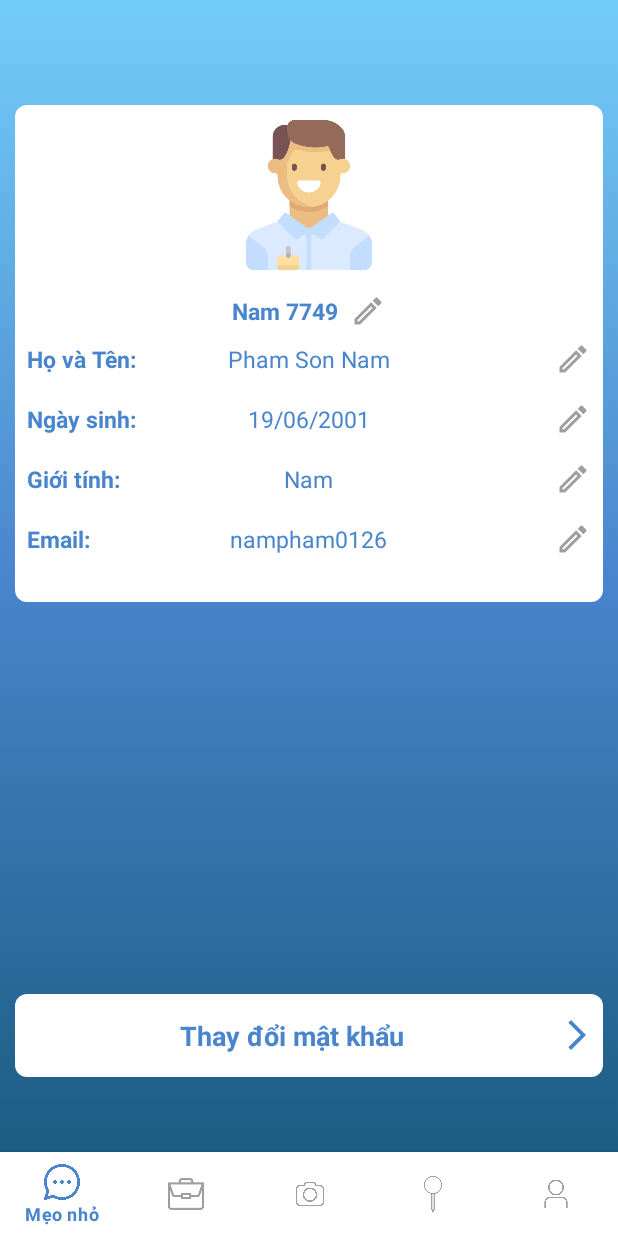
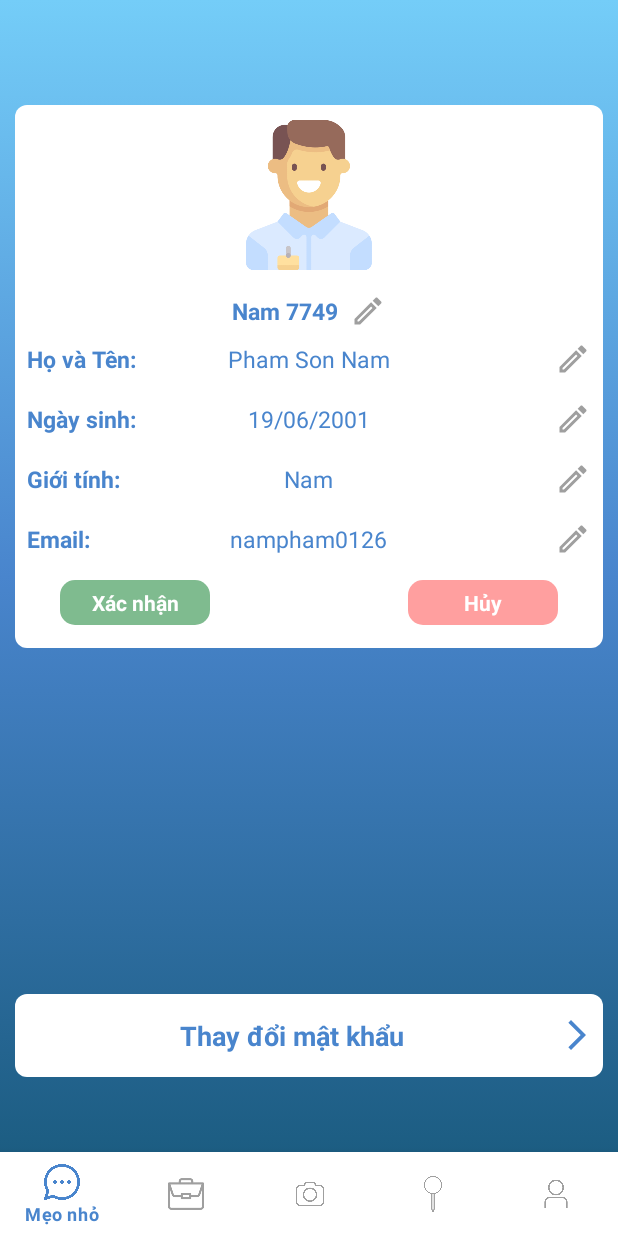
Before and after one commit to NamPham1906/FamilyBonding, an Android app: the fragment SettingAccountInfoFragment placed in its activity, on a phone screen of 412 x 824 dp. Run offline under Robolectric (Android 15) with nearby library versions, the phone set to English and light mode, and no system bars.

Commit message:
Small update
Set default fragment
Add 2 button in Setting _ Account Info

```diff
--- a/app/src/main/java/com/example/usmile/user/UserMainActivity.java
+++ b/app/src/main/java/com/example/usmile/user/UserMainActivity.java
@@ -30,6 +30,9 @@ public class UserMainActivity extends AppCompatActivity {
         super.onCreate(savedInstanceState);
         setContentView(R.layout.activity_user_main);
         fragmentManager = getSupportFragmentManager();
+
+        fragmentManager.beginTransaction().replace(R.id.mainFragmentHolder, new TipsFragment()).commit();
+
         BottomNavigationView navigationView = findViewById(R.id.bottom_nav);
         navigationView.setOnItemSelectedListener(item -> {
 
--- a/app/src/main/java/com/example/usmile/user/fragment/SettingAccountInfoFragment.java
+++ b/app/src/main/java/com/example/usmile/user/fragment/SettingAccountInfoFragment.java
@@ -10,19 +10,26 @@ import android.view.LayoutInflater;
 import android.view.View;
 import android.view.ViewGroup;
 import android.widget.TextView;
+import android.widget.Toast;
 
 import com.example.usmile.R;
+
+import org.w3c.dom.Text;
 
 
 public class SettingAccountInfoFragment extends Fragment implements View.OnClickListener {
 
     TextView changePasswordTextView;
+    TextView confirmButton;
+    TextView cancelButton;
 
     @Override
     public void onViewCreated(@NonNull View view, @Nullable Bundle savedInstanceState) {
         super.onViewCreated(view, savedInstanceState);
 
         changePasswordTextView = (TextView) view.findViewById(R.id.changePasswordTextView);
+        confirmButton = (TextView) view.findViewById(R.id.confirmButton);
+        cancelButton = (TextView) view.findViewById(R.id.cancelButton);
 
         changePasswordTextView.setOnClickListener(this);
     }
@@ -44,10 +51,19 @@ public class SettingAccountInfoFragment extends Fragment implements View.OnClick
             case R.id.changePasswordTextView:
                 nextFragment = new SettingChangePasswordFragment();
                 break;
+            case R.id.cancelButton:
+                showToast("Cancel");
+                break;
+            case R.id.confirmButton:
+                showToast("Confirm");
+                break;
         }
 
-        if (nextFragment != null)
-            openNewFragment(nextFragment);
+        if (id == R.id.changePasswordTextView) {
+            if (nextFragment != null)
+                openNewFragment(nextFragment);
+        }
+
     }
 
     private void openNewFragment(Fragment nextFragment) {
@@ -56,4 +72,8 @@ public class SettingAccountInfoFragment extends Fragment implements View.OnClick
                 .addToBackStack(null)
                 .commit();
     }
+
+    private void showToast(String msg) {
+        Toast.makeText(getContext(), msg, Toast.LENGTH_SHORT).show();
+    }
 }
--- /dev/null
+++ b/app/src/main/res/drawable/small_green_button_shape.xml
@@ -0,0 +1,8 @@
+<?xml version="1.0" encoding="utf-8"?>
+<shape xmlns:android="http://schemas.android.com/apk/res/android"
+    android:shape="rectangle">
+
+    <solid android:color="@color/primary_green"/>
+    <corners
+        android:radius="10dp"/>
+</shape>
--- /dev/null
+++ b/app/src/main/res/drawable/small_pink_button_shape.xml
@@ -0,0 +1,8 @@
+<?xml version="1.0" encoding="utf-8"?>
+<shape xmlns:android="http://schemas.android.com/apk/res/android"
+    android:shape="rectangle">
+
+    <solid android:color="@color/primary_pink"/>
+    <corners
+        android:radius="10dp"/>
+</shape>
--- a/app/src/main/res/layout/fragment_setting_account_info.xml
+++ b/app/src/main/res/layout/fragment_setting_account_info.xml
@@ -158,7 +158,7 @@
                 android:layout_marginStart="8dp"
                 android:layout_marginTop="8dp"
                 android:layout_marginEnd="8dp"
-                android:layout_marginBottom="30dp">
+                android:layout_marginBottom="15dp">
 
                 <TextView
                     android:id="@+id/emailTextView"
@@ -188,6 +188,46 @@
                     android:src="@drawable/edit_pen" />
             </RelativeLayout>
 
+            <RelativeLayout
+                android:id="@+id/buttonLayout"
+                android:layout_marginBottom="15dp"
+                android:layout_below="@id/emailLayout"
+                android:layout_width="match_parent"
+                android:layout_height="wrap_content">
+
+                <TextView
+                    android:id="@+id/confirmButton"
+                    android:layout_width="100dp"
+                    android:layout_height="wrap_content"
+                    android:gravity="center"
+                    android:background="@drawable/small_green_button_shape"
+                    android:paddingStart="10dp"
+                    android:paddingTop="5dp"
+                    android:paddingEnd="10dp"
+                    android:paddingBottom="5dp"
+                    android:text="Xác nhận"
+                    android:layout_marginStart="30dp"
+                    android:layout_alignParentStart="true"
+                    android:textColor="@color/white"
+                    android:textStyle="bold" />
+
+                <TextView
+                    android:id="@+id/cancelButton"
+                    android:layout_width="100dp"
+                    android:layout_height="wrap_content"
+                    android:gravity="center"
+                    android:background="@drawable/small_pink_button_shape"
+                    android:paddingStart="10dp"
+                    android:paddingTop="5dp"
+                    android:paddingEnd="10dp"
+                    android:paddingBottom="5dp"
+                    android:text="Hủy"
+                    android:layout_alignParentEnd="true"
+                    android:layout_marginEnd="30dp"
+                    android:textColor="@color/white"
+                    android:textStyle="bold" />
+
+            </RelativeLayout>
 
 
 
```
